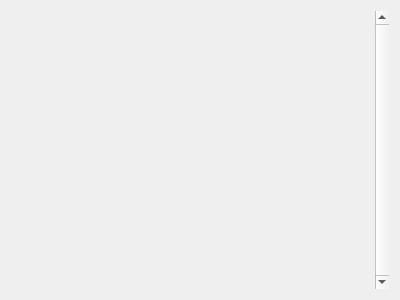
Qt form src/savegamemanagerwidget.ui (kriana/SilVerPLuM) before a commit.
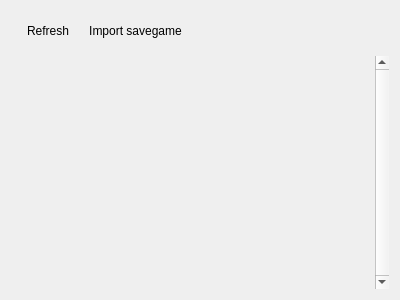
The same form after that commit. Icons and pictures are not drawn.

Commit message: + Savegame import/export

```diff
--- a/src/savegamemanagerwidget.ui
+++ b/src/savegamemanagerwidget.ui
@@ -16,8 +16,61 @@
   <property name="locale">
    <locale language="English" country="UnitedStates"/>
   </property>
-  <layout class="QGridLayout" name="gridLayout">
-   <item row="0" column="0">
+  <layout class="QVBoxLayout" name="verticalLayout_3">
+   <item>
+    <widget class="QWidget" name="widget" native="true">
+     <layout class="QHBoxLayout" name="horizontalLayout">
+      <item>
+       <widget class="QToolButton" name="btnRefresh">
+        <property name="text">
+         <string>Refresh</string>
+        </property>
+        <property name="icon">
+         <iconset theme="view-refresh">
+          <normaloff>.</normaloff>.</iconset>
+        </property>
+        <property name="toolButtonStyle">
+         <enum>Qt::ToolButtonTextBesideIcon</enum>
+        </property>
+        <property name="autoRaise">
+         <bool>true</bool>
+        </property>
+       </widget>
+      </item>
+      <item>
+       <widget class="QToolButton" name="btnImport">
+        <property name="text">
+         <string>Import savegame</string>
+        </property>
+        <property name="icon">
+         <iconset theme="list-add">
+          <normaloff>.</normaloff>.</iconset>
+        </property>
+        <property name="toolButtonStyle">
+         <enum>Qt::ToolButtonTextBesideIcon</enum>
+        </property>
+        <property name="autoRaise">
+         <bool>true</bool>
+        </property>
+       </widget>
+      </item>
+      <item>
+       <spacer name="horizontalSpacer">
+        <property name="orientation">
+         <enum>Qt::Horizontal</enum>
+        </property>
+        <property name="sizeHint" stdset="0">
+         <size>
+          <width>130</width>
+          <height>20</height>
+         </size>
+        </property>
+       </spacer>
+      </item>
+     </layout>
+    </widget>
+   </item>
+   <item>
     <widget class="QScrollArea" name="scrollArea">
      <property name="frameShape">
       <enum>QFrame::NoFrame</enum>
@@ -34,13 +87,26 @@
         <x>0</x>
         <y>0</y>
         <width>368</width>
-        <height>288</height>
+        <height>240</height>
        </rect>
       </property>
       <layout class="QVBoxLayout" name="verticalLayout_2">
        <item>
         <widget class="QWidget" name="savegameItems" native="true">
-         <layout class="QVBoxLayout" name="verticalLayout"/>
+         <layout class="QVBoxLayout" name="verticalLayout">
+          <property name="leftMargin">
+           <number>0</number>
+          </property>
+          <property name="topMargin">
+           <number>0</number>
+          </property>
+          <property name="rightMargin">
+           <number>0</number>
+          </property>
+          <property name="bottomMargin">
+           <number>0</number>
+          </property>
+         </layout>
         </widget>
        </item>
       </layout>
```
The commit also changes 19 other files.
